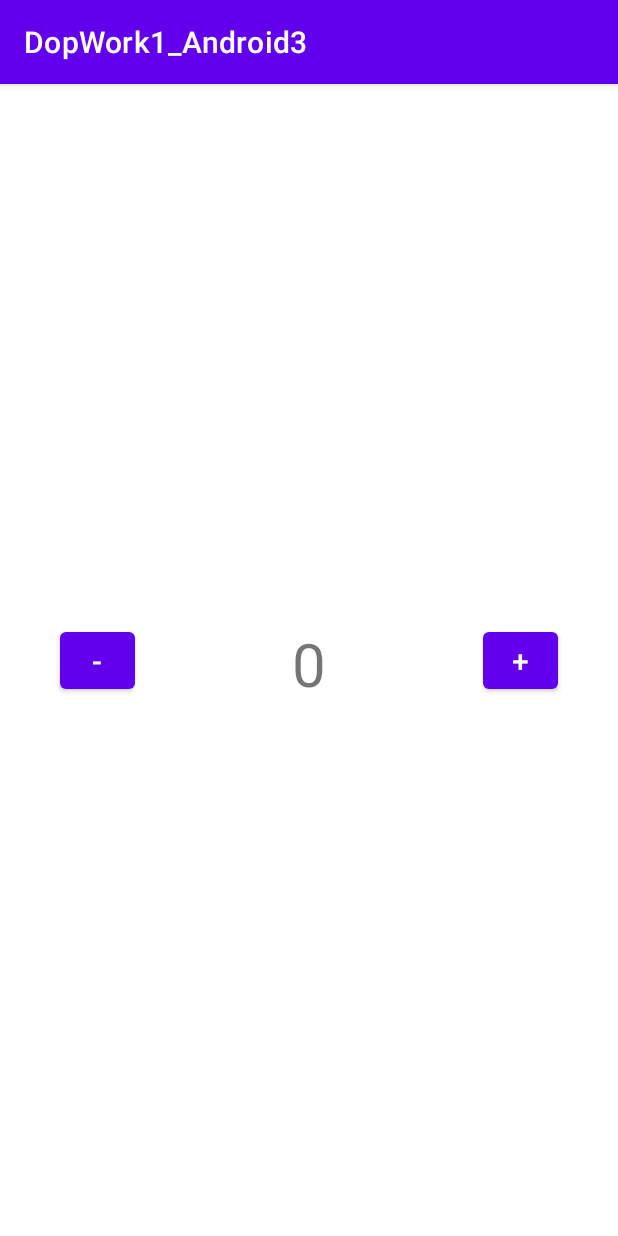
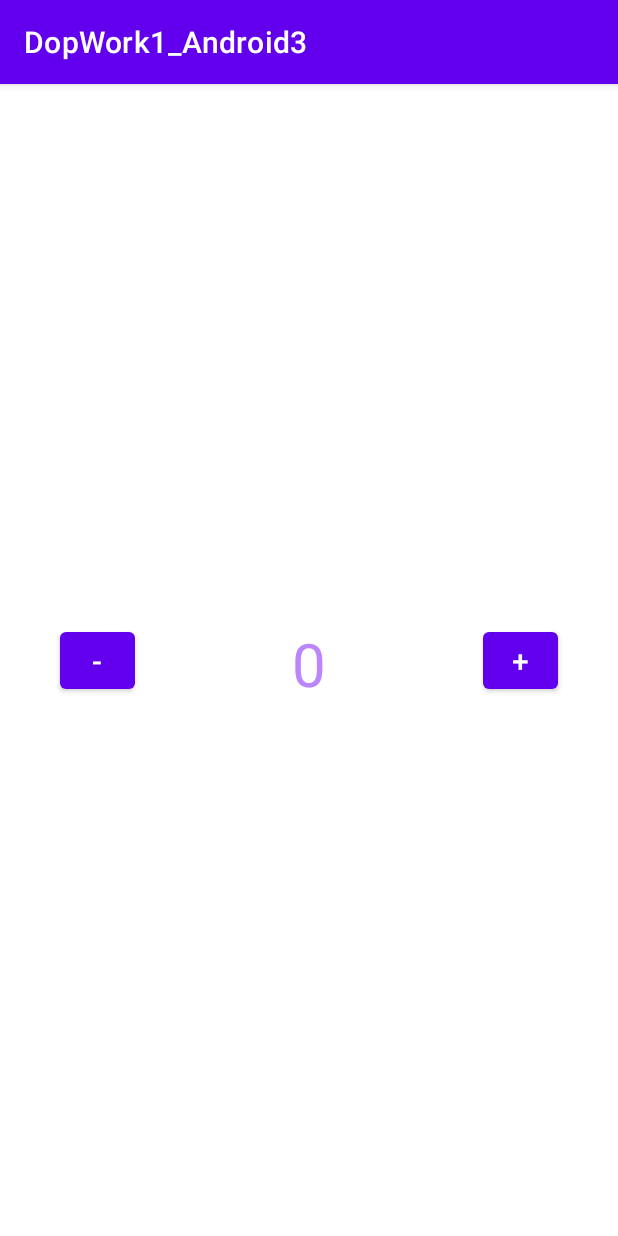
Before and after one commit to Zununova/DopWork1_Android3, an Android app: the screen it shows after launch (MainActivity), on a phone screen of 412 x 824 dp. Run offline under Robolectric (Android 15) with nearby library versions, the phone set to English and light mode, and no system bars; 1 statement that could not run was skipped.

Commit message:
dopWork1

```diff
--- a/app/src/main/java/com/example/dopwork1_android3/activity/MainActivity.kt
+++ b/app/src/main/java/com/example/dopwork1_android3/activity/MainActivity.kt
@@ -28,7 +28,7 @@ class MainActivity : AppCompatActivity() {
             binding.textViewNumber.text = count.toString()
         }
         mainViewModel.changeColor.observe(this) { bool ->
-            val colorRes = if (bool) R.color.teal_200 else R.color.white
+            val colorRes = if (bool) R.color.teal_200 else R.color.purple_200
             binding.textViewNumber.setTextColor(ContextCompat.getColor(this, colorRes))
         }
     }
--- a/app/src/main/res/layout/activity_main.xml
+++ b/app/src/main/res/layout/activity_main.xml
@@ -28,7 +28,8 @@
             android:layout_height="match_parent"
             android:layout_gravity="center_horizontal"
             android:text="0"
-            android:textSize="40sp" />
+            android:textSize="40sp"
+            android:textColor="@color/purple_200"/>
 
         <Button
             android:id="@+id/button_plus"
```
